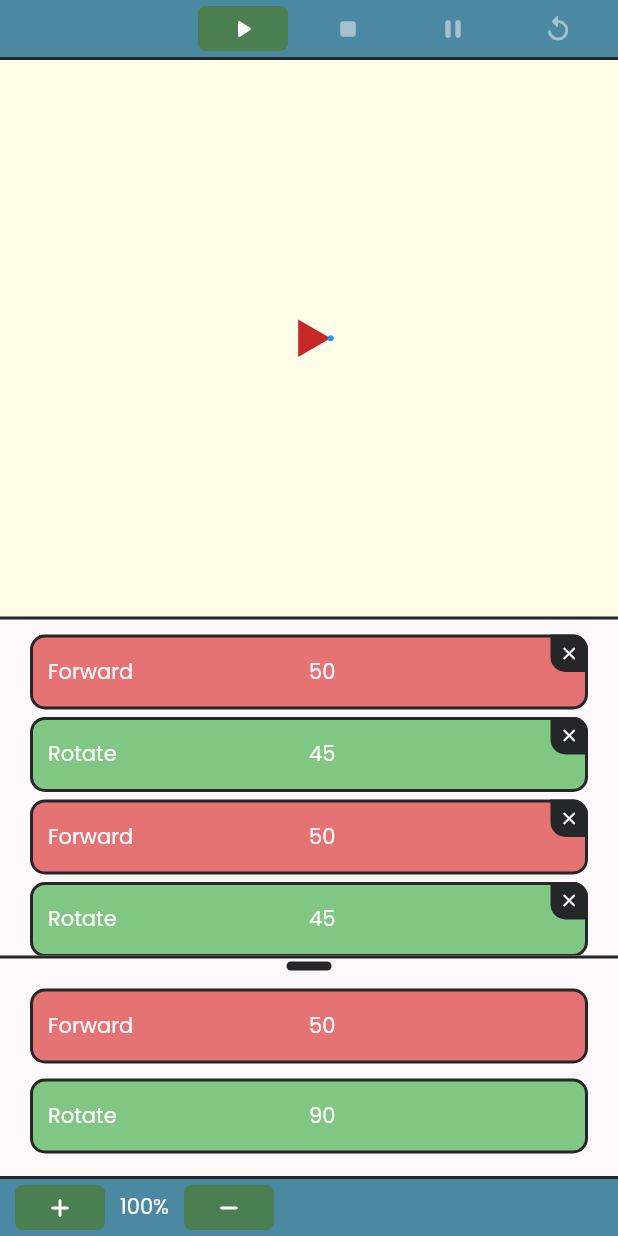
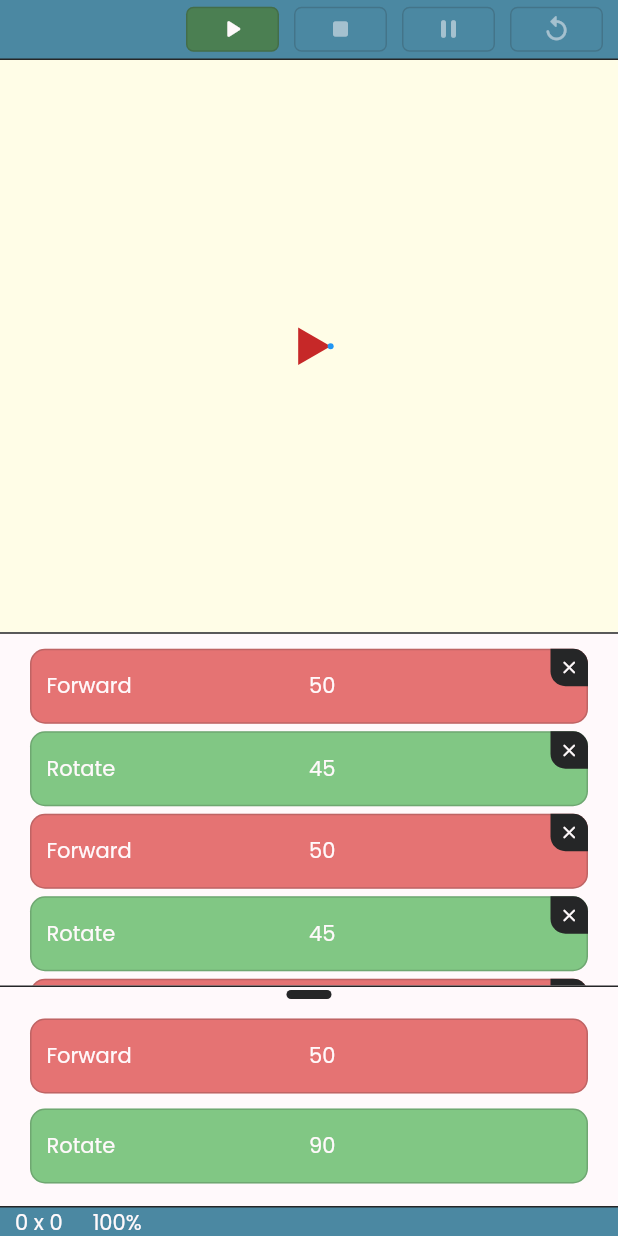
Before and after one commit to GiacomoPignoni/turtle_game, a Flutter app: the screen it shows after launch, on a phone screen of 412 x 824 dp. Run offline on Flutter 3.47's test engine with Material 2 defaults, Android fonts, the light colour scheme and no system bars; missing offline and left inert: window_manager.

Commit message:
Try to make a little redesign

```diff
--- a/lib/screens/main/main_screen.dart
+++ b/lib/screens/main/main_screen.dart
@@ -40,9 +40,9 @@ class MainScreen extends StatelessWidget {
                             child: const MainScreenCanvas()
                           ),
                           if (isHorizontal)
-                            const VerticalDivider(width: 2, thickness: 2)
+                            const VerticalDivider()
                           else
-                            const Divider(height: 2, thickness: 2),
+                            const Divider(),
                           ConditionalWrapper(
                             condition: isHorizontal == false,
                             wrapperBuilder: (context, child) => Flexible(child: child),
--- a/lib/screens/main/widgets/main_screen_bottom_bar.dart
+++ b/lib/screens/main/widgets/main_screen_bottom_bar.dart
@@ -1,5 +1,6 @@
 import 'package:flutter/material.dart';
 import 'package:provider/provider.dart';
+import 'package:turtle_game/extras/extensions.dart';
 import 'package:turtle_game/states/canvas_state.dart';
 import 'package:turtle_game/widgets/chip_button.dart';
 import 'package:turtle_game/widgets/numpad_popup.dart';
@@ -12,22 +13,62 @@ class MainScreenBottomBar extends StatelessWidget {
     final theme = Theme.of(context);
 
     return Container(
-      height: 40,
+      height: PlatformExtenstion.isTouchDevice() ? 20 : 40,
       padding: const EdgeInsets.symmetric(horizontal: 10),
       decoration: BoxDecoration(
         color: theme.colorScheme.primary,
-        border: Border(top: BorderSide(color: theme.dividerColor, width: 2))
+        border: Border(top: BorderSide(color: theme.dividerTheme.color!, width: theme.dividerTheme.thickness!))
       ),
       child: Consumer<CanvasState>(
         builder: (context, canvasState, child) {
           return Row(
             children: [
-              ChipButton(
+              NumpadPopupButton(
+                disableComma: true,
+                builder: (context, showPopup) => GestureDetector(
+                  child: Text(
+                    "${canvasState.size.width.toInt()}",
+                    style: theme.textTheme.bodyText1,
+                  ),
+                  onTap: () {
+                    showPopup(canvasState.size.width).then((newValue){
+                      if(newValue != null) {
+                        canvasState.changeSize(width: newValue);
+                      }
+                    });
+                  },
+                ),
+              ),
+              Text(
+                " x ",
+                style: theme.textTheme.bodyText1,
+              ),
+              NumpadPopupButton(
+                disableComma: true,
+                builder: (context, showPopup) => GestureDetector(
+                  child: Text(
+                    "${canvasState.size.height.toInt()}",
+                    style: theme.textTheme.bodyText1,
+                  ),
+                  onTap: () {
+                    showPopup(canvasState.size.height).then((newValue){
+                      if(newValue != null) {
+                        canvasState.changeSize(height: newValue);
+                      }
+                    });
+                  },
+                ),
+              ),
+              const SizedBox(width: 20),
+              if(PlatformExtenstion.isTouchDevice() == false)
+                Padding(
+                  padding: const EdgeInsets.only(right: 10),
+                  child: ChipButton(
                     icon: Icons.add_rounded,
                     tooltipText: "Zoom In",
                     onPressed: () => canvasState.zoomIn(),
                   ),
-              const SizedBox(width: 10),
+                ),
               NumpadPopupButton(
                 disableComma: true,
                 builder: (context, showPopup) => GestureDetector(
@@ -44,11 +85,14 @@ class MainScreenBottomBar extends StatelessWidget {
                   },
                 ),
               ),
-              const SizedBox(width: 10),
-              ChipButton(
+              if(PlatformExtenstion.isTouchDevice() == false)
+                Padding(
+                  padding: const EdgeInsets.only(left: 10),
+                  child: ChipButton(
                     icon: Icons.remove_rounded,
                     tooltipText: "Zoom Out",
                     onPressed: () => canvasState.zoomOut(),
+                  ),
                 )
             ],
           );
--- a/lib/screens/main/widgets/main_screen_canvas.dart
+++ b/lib/screens/main/widgets/main_screen_canvas.dart
@@ -11,6 +11,7 @@ class MainScreenCanvas extends StatelessWidget {
   @override
   Widget build(BuildContext context) {
     bool firstBuild = true;
+    final theme = Theme.of(context);
 
     return LayoutBuilder(
       builder: (context, constraints) {
@@ -22,7 +23,9 @@ class MainScreenCanvas extends StatelessWidget {
           canvasState.onConstraintsChanged(constraints);
         }
 
-        return Stack(
+        return Container(
+          color: theme.shadowColor,
+          child: Stack(
             clipBehavior: Clip.antiAlias,
             alignment: Alignment.center,
             children: [
@@ -44,7 +47,7 @@ class MainScreenCanvas extends StatelessWidget {
                           child: Container(
                             decoration: BoxDecoration(
                               borderRadius: BorderRadius.circular(5),
-                            border: (canvasState.scale != 1 || canvasState.isCentered == false) ? Border.all(color: Theme.of(context).dividerColor, width: 2) : null,
+                              border: (canvasState.scale != 1 || canvasState.isCentered == false) ? Border.all(color: theme.dividerTheme.color!, width: theme.dividerTheme.thickness!) : null,
                             ),
                             child: TurtleCanvas(
                               controller: Provider.of<CommandsState>(context, listen: false).turtleCanvasController,
@@ -58,6 +61,7 @@ class MainScreenCanvas extends StatelessWidget {
                 }
               )
             ],
+          ),
         );
       }
     );
--- a/lib/screens/main/widgets/main_screen_command_tile.dart
+++ b/lib/screens/main/widgets/main_screen_command_tile.dart
@@ -41,6 +41,8 @@ class CommandTileBody extends StatelessWidget {
 
   @override
   Widget build(BuildContext context) {
+    final theme = Theme.of(context);
+
     return AnimatedBuilder(
       animation: command,
       builder: (context, child) {
@@ -68,7 +70,7 @@ class CommandTileBody extends StatelessWidget {
               padding: const EdgeInsets.symmetric(horizontal: 10),
               decoration: BoxDecoration(
                 color: command.getColor(),
-                border: Border.all(color: Theme.of(context).dividerColor, width: Theme.of(context).dividerTheme.thickness!),
+                border: Border.all(color:theme.dividerTheme.color!.withOpacity(0.2), width: theme.dividerTheme.thickness!),
                 borderRadius: BorderRadius.circular(10)
               ),
               child: Row(
@@ -76,13 +78,13 @@ class CommandTileBody extends StatelessWidget {
                   Expanded(
                     child: Text(
                       command.toString(),
-                      style: Theme.of(context).textTheme.bodyText1,
+                      style: theme.textTheme.bodyText1,
                     )
                   ),
                   Expanded(
                     child: Text(
                       command.getValueToShow(),
-                      style: Theme.of(context).textTheme.bodyText1,
+                      style: theme.textTheme.bodyText1,
                     )
                   )
                 ],
@@ -113,6 +115,8 @@ class _CommandTileBodyDeleteIconState extends State<CommandTileBodyDeleteIcon> {
 
   @override
   Widget build(BuildContext context) {
+    final theme = Theme.of(context);
+
     return MouseRegion(
       cursor: SystemMouseCursors.click,
       onHover: (_) => setState(() {_isHover = true;}),
@@ -127,7 +131,7 @@ class _CommandTileBodyDeleteIconState extends State<CommandTileBodyDeleteIcon> {
           height: 25,
           width: 25,
           decoration: BoxDecoration(
-            color: (_isHover) ? Theme.of(context).primaryColorDark.withOpacity(0.8) : Theme.of(context).primaryColorDark,
+            color: (_isHover) ? theme.primaryColorDark.withOpacity(0.8) : theme.primaryColorDark,
             borderRadius: const BorderRadius.only(
               topRight: Radius.circular(10),
               bottomLeft: Radius.circular(10)
@@ -138,7 +142,7 @@ class _CommandTileBodyDeleteIconState extends State<CommandTileBodyDeleteIcon> {
             duration: const Duration(milliseconds: 100),
             child: Icon(
               Icons.close_rounded,
-              color: Theme.of(context).primaryColorLight,
+              color: theme.primaryColorLight,
               size: 14
             ),
           ),
--- a/lib/screens/main/widgets/main_screen_commands_container.dart
+++ b/lib/screens/main/widgets/main_screen_commands_container.dart
@@ -48,7 +48,7 @@ class _MainScreenCommandsContainerState extends State<MainScreenCommandsContaine
                   initialHeight: 135,
                   maxHeight: constraints.maxHeight * 0.8,
                   minHeight: 50,
-                  toggleColor: Theme.of(context).dividerColor,
+                  toggleColor: Theme.of(context).dividerTheme.color!,
                   child: ListView(
                     padding: const EdgeInsets.only(right: 20, left: 20, top: 10),
                     children: List.generate(
--- a/lib/screens/main/widgets/main_screen_top_bar.dart
+++ b/lib/screens/main/widgets/main_screen_top_bar.dart
@@ -8,14 +8,16 @@ class MainScreenTopBar extends StatelessWidget {
 
   @override
   Widget build(BuildContext context) {
+    final theme = Theme.of(context);
+
     return Consumer<CommandsState>(
       builder: (context, state, child) {
         return Container(
           height: 40,
           padding: const EdgeInsets.symmetric(horizontal: 10),
           decoration: BoxDecoration(
-            color: Theme.of(context).colorScheme.primary,
-            border: Border(bottom: BorderSide(color: Theme.of(context).dividerColor, width: 2))
+            color: theme.colorScheme.primary,
+            border: Border(bottom: BorderSide(color: theme.dividerTheme.color!, width: theme.dividerTheme.thickness!))
           ),
           child: Row(
             mainAxisAlignment: MainAxisAlignment.end,
--- a/lib/states/canvas_state.dart
+++ b/lib/states/canvas_state.dart
@@ -14,8 +14,8 @@ class CanvasState extends ChangeNotifier {
   bool _isCentered = true;
   bool get isCentered => _isCentered;
 
-  void changeSize(double width, double height) {
-    _updateSize(width, height);
+  void changeSize({double? width, double? height}) {
+    _updateSize(width ?? size.width, height ?? size.height);
     notifyListeners();
   }
 
--- a/lib/theme.dart
+++ b/lib/theme.dart
@@ -2,6 +2,7 @@ import 'package:flutter/material.dart';
 
 const Color eeireBlack = Color(0xFF252627);
 const Color lightGray = Color(0xFFD3D4D9);
+const Color gray = Color(0xFFC2D3CD);
 const Color snow = Color(0xFFFFF9FB);
 const Color fireBrick = Color(0xFFBB0A21);
 const Color blueMunsell = Color(0xFF4B88A2);
@@ -22,14 +23,15 @@ final theme = ThemeData(
       fontWeight: FontWeight.normal
     )
   ),
-  dividerColor: eeireBlack,
   backgroundColor: snow,
   scaffoldBackgroundColor: snow,
   primaryColorLight: snow,
   primaryColorDark: eeireBlack,
+  shadowColor: gray,
   dividerTheme: const DividerThemeData(
     color: eeireBlack,
-    thickness: 2
+    thickness: 1,
+    space: 1
   ),
   colorScheme: const ColorScheme(
     brightness: Brightness.light,
--- a/lib/widgets/chip_button.dart
+++ b/lib/widgets/chip_button.dart
@@ -50,7 +50,8 @@ class _ChipButtonState extends State<ChipButton> {
             alignment: Alignment.center,
             decoration: BoxDecoration(
               color: _calculateBackgroundColor(theme),
-              borderRadius: BorderRadius.circular(5)
+              borderRadius: BorderRadius.circular(5),
+              border: Border.all(color: theme.dividerTheme.color!.withOpacity(0.2), width: theme.dividerTheme.thickness!)
             ),
             child: Icon(
               widget.icon,
--- a/lib/widgets/resizable_container.dart
+++ b/lib/widgets/resizable_container.dart
@@ -34,10 +34,12 @@ class _ResizableContainerState extends State<ResizableContainer> {
 
   @override
   Widget build(BuildContext context) {
+    final theme = Theme.of(context);
+
     return Container(
       height: _currentHeight,
       decoration: BoxDecoration(
-        color: widget.backgroundColor ?? Theme.of(context).scaffoldBackgroundColor,
+        color: widget.backgroundColor ?? theme.scaffoldBackgroundColor,
       ),
       child: Column(
         children: [
@@ -52,7 +54,7 @@ class _ResizableContainerState extends State<ResizableContainer> {
                   mainAxisSize: MainAxisSize.min,
                   children: [
                     Container(
-                      height: 2,
+                      height: 1,
                       color: widget.toggleColor,
                     ),
                     Padding(
```
Also changed, not shown: pubspec.lock, 1 other file. Lines whose indentation alone changed are shown as unchanged.
